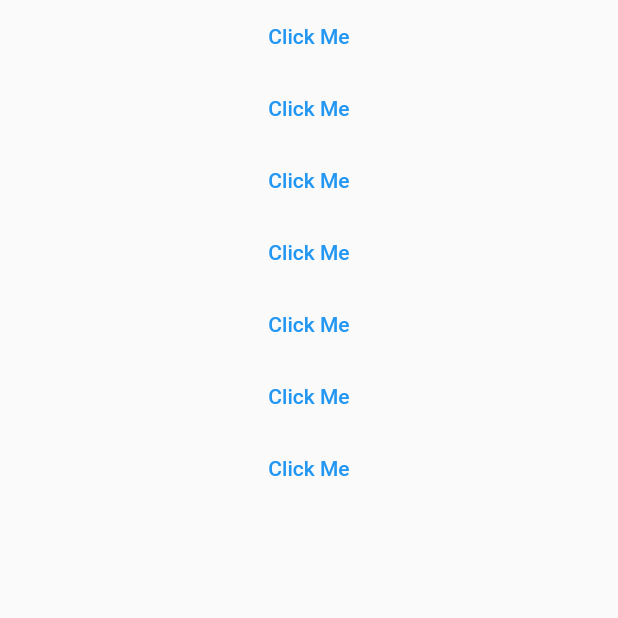
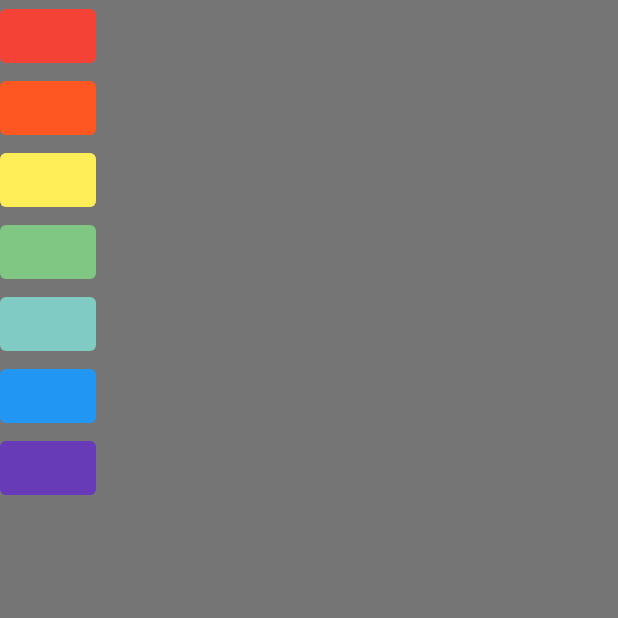
Before and after one commit to arodde/xylophone_flutter, a Flutter app: the screen it shows after launch, on a phone screen of 412 x 824 dp, the top half of it. Run offline on Flutter 3.47's test engine with Material 2 defaults, Android fonts, the phone set to English and light mode, and no system bars; our stand-ins replace just_audio.

Commit message:
coloration arc-en-ciel des boutons

```diff
--- a/lib/main.dart
+++ b/lib/main.dart
@@ -1,3 +1,4 @@
+import 'package:flutter/cupertino.dart';
 import 'package:flutter/material.dart';
 
 import 'package:just_audio/just_audio.dart';
@@ -13,6 +14,7 @@ class XylophoneApp extends StatefulWidget {
 
 class _XylophoneAppState extends State<XylophoneApp> {
   late AudioPlayer player;
+
   @override
   void initState() {
     super.initState();
@@ -29,79 +31,94 @@ class _XylophoneAppState extends State<XylophoneApp> {
   Widget build(BuildContext context) {
     return MaterialApp(
       home: Scaffold(
+        backgroundColor: Colors.grey.shade600,
         body: SafeArea(
-          child: Column(children: [
-            Center(
-              child: TextButton(
+          child: Column(
+            children: [
+              TextButton(
+                style: ButtonStyle(
+                  backgroundColor: MaterialStateProperty.all(Colors.red),
+                ),
                 onPressed: () async {
                   print('plop');
                   await player.setAsset('assets/note1.mp4');
                   player.play();
                 },
-                child: Text('Click Me'),
+                child: Text(''),
               ),
+              TextButton(
+                style: ButtonStyle(
+                  backgroundColor: MaterialStateProperty.all(Colors.deepOrange),
                 ),
-            Center(
-              child: TextButton(
                 onPressed: () async {
                   print('plop');
                   await player.setAsset('assets/note2.mp4');
                   player.play();
                 },
-                child: Text('Click Me'),
+                child: Text(''),
               ),
+              TextButton(
+                style: ButtonStyle(
+                  backgroundColor:
+                      MaterialStateProperty.all(Colors.yellow.shade400),
                 ),
-            Center(
-              child: TextButton(
                 onPressed: () async {
                   print('plop');
                   await player.setAsset('assets/note3.mp4');
                   player.play();
                 },
-                child: Text('Click Me'),
+                child: Text(''),
               ),
+              TextButton(
+                style: ButtonStyle(
+                  backgroundColor:
+                      MaterialStateProperty.all(Colors.green.shade300),
                 ),
-            Center(
-              child: TextButton(
                 onPressed: () async {
                   print('plop');
                   await player.setAsset('assets/note4.mp4');
+
                   player.play();
                 },
-                child: Text('Click Me'),
+                child: Text(''),
               ),
+              TextButton(
+                style: ButtonStyle(
+                  backgroundColor:
+                      MaterialStateProperty.all(Colors.teal.shade200),
                 ),
-            Center(
-              child: TextButton(
                 onPressed: () async {
                   print('plop');
                   await player.setAsset('assets/note5.mp4');
                   player.play();
                 },
-                child: Text('Click Me'),
+                child: Text(''),
               ),
+              TextButton(
+                style: ButtonStyle(
+                  backgroundColor: MaterialStateProperty.all(Colors.blue),
                 ),
-            Center(
-              child: TextButton(
                 onPressed: () async {
                   print('plop');
                   await player.setAsset('assets/note6.mp4');
                   player.play();
                 },
-                child: Text('Click Me'),
+                child: Text(''),
               ),
+              TextButton(
+                style: ButtonStyle(
+                  backgroundColor: MaterialStateProperty.all(Colors.deepPurple),
                 ),
-            Center(
-              child: TextButton(
                 onPressed: () async {
                   print('plop');
                   await player.setAsset('assets/note7.mp4');
                   player.play();
                 },
-                child: Text('Click Me'),
+                child: Text(''),
               ),
+            ],
+            mainAxisAlignment: MainAxisAlignment.start,
           ),
-          ]),
         ),
       ),
     );
```
Lines whose indentation alone changed are shown as unchanged.
